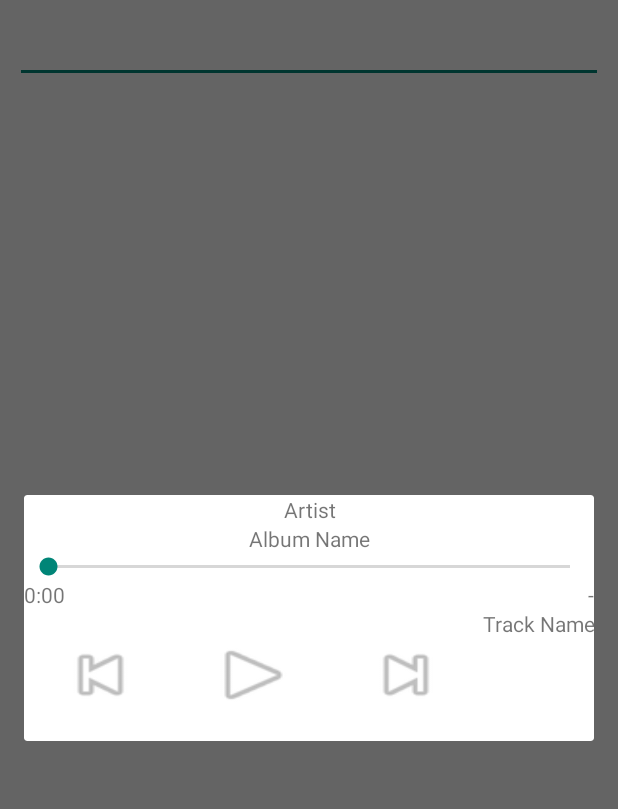
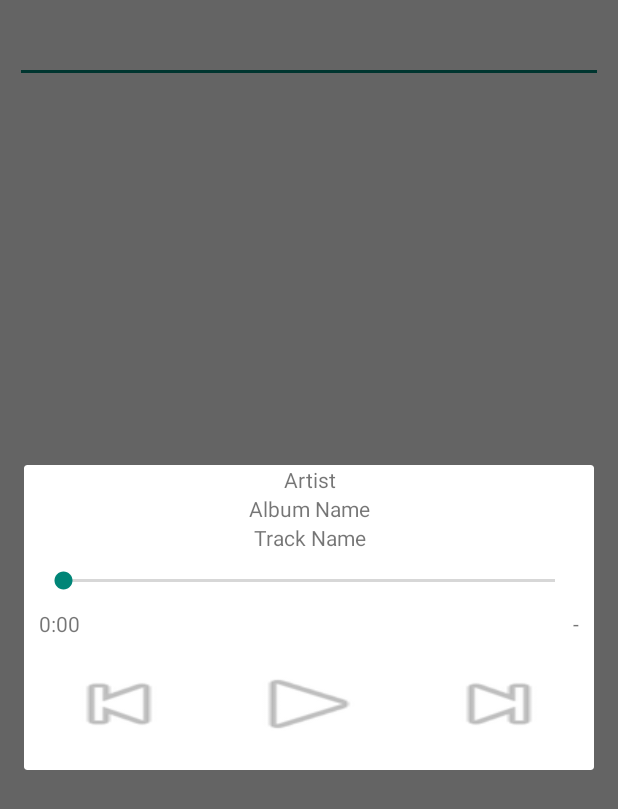
Before and after one commit to kenmacken/Project_2_Spotify_Streamer, an Android app: the fragment MediaPlayerFragment placed in its activity, on a phone screen of 412 x 824 dp. Shown: the top 809 px of the screen. Run offline under Robolectric (Android 15) with nearby library versions, the phone set to English and light mode, and no system bars; our stand-ins replace Picasso; 2 statements that could not run were skipped.

Commit message:
Added "next" and "previous" track controls

```diff
--- a/app/src/main/java/example/com/spotifystreamerv2/Fragments/ArtistTopTenFragment.java
+++ b/app/src/main/java/example/com/spotifystreamerv2/Fragments/ArtistTopTenFragment.java
@@ -31,7 +31,7 @@ public class ArtistTopTenFragment extends Fragment {
     private OnTrackSelectedListener trackListener;
 
     public interface OnTrackSelectedListener {
-        public void onTrackSelected(TrackInfo track);
+        public void onTrackSelected(int trackSelected);
     }
 
     public static TopTenListAdapter getmTopTenListAdapter() {
@@ -74,7 +74,7 @@ public class ArtistTopTenFragment extends Fragment {
             public void onItemClick(AdapterView<?> adapterView, View view, int i, long l) {
                 TrackInfo track = getmTopTenListAdapter().getItem(i);
                 Log.d("artistInfoA", "track: " + track.trackName);
-                trackListener.onTrackSelected(track);
+                trackListener.onTrackSelected(i);
             }
         });
         return rootView;
--- a/app/src/main/java/example/com/spotifystreamerv2/MainActivity.java
+++ b/app/src/main/java/example/com/spotifystreamerv2/MainActivity.java
@@ -3,7 +3,10 @@ package example.com.spotifystreamerv2;
 import android.content.Intent;
 import android.os.Bundle;
 import android.support.v4.app.DialogFragment;
+import android.support.v4.app.Fragment;
 import android.support.v4.app.FragmentActivity;
+import android.support.v4.app.FragmentManager;
+import android.support.v4.app.FragmentTransaction;
 import android.text.Editable;
 import android.text.TextWatcher;
 import android.util.Log;
@@ -11,6 +14,8 @@ import android.view.Menu;
 import android.view.MenuItem;
 import android.widget.EditText;
 
+import example.com.spotifystreamerv2.Adapters.ArtistListAdapter;
+import example.com.spotifystreamerv2.Adapters.TopTenListAdapter;
 import example.com.spotifystreamerv2.Fragments.ArtistFragment;
 import example.com.spotifystreamerv2.Fragments.ArtistTopTenFragment;
 import example.com.spotifystreamerv2.Fragments.MediaPlayerFragment;
@@ -18,11 +23,12 @@ import example.com.spotifystreamerv2.Models.ArtistInfo;
 import example.com.spotifystreamerv2.Models.TrackInfo;
 import example.com.spotifystreamerv2.SpotifyAPI.SpotifyArtistQuery;
 
-public class MainActivity extends FragmentActivity implements ArtistFragment.OnArtistSelectedListener, ArtistTopTenFragment.OnTrackSelectedListener {
+public class MainActivity extends FragmentActivity implements ArtistFragment.OnArtistSelectedListener, ArtistTopTenFragment.OnTrackSelectedListener, MediaPlayerFragment.OnChangeTrackListener {
     private static final String TOPTENFRAGMENT_TAG = "TTFTAG";
     private final String TAG = "MainActivity";
     private EditText artistSearch;
     private boolean isTwoPane = false;
+    private String artistName;
 
     @Override
     protected void onCreate(Bundle savedInstanceState) {
@@ -86,6 +92,7 @@ public class MainActivity extends FragmentActivity implements ArtistFragment.OnA
     @Override
     public void onArtistSelected(ArtistInfo artist) {
         if (isTwoPane) {
+            artistName = artist.artistName;
             Bundle args = new Bundle();
             args.putSerializable("artist", artist);
             ArtistTopTenFragment fragment = new ArtistTopTenFragment();
@@ -101,13 +108,16 @@ public class MainActivity extends FragmentActivity implements ArtistFragment.OnA
     }
 
     @Override
-    public void onTrackSelected(TrackInfo track) {
+    public void onTrackSelected(int trackNumber) {
+        TrackInfo track = ArtistTopTenFragment.getmTopTenListAdapter().getItem(trackNumber);
         Log.d(TAG, "track selected");
         if (isTwoPane) {
             Bundle args = new Bundle();
             args.putSerializable("track", track);
             args.putBoolean("large", true);
+            args.putString("artist", artistName);
             MediaPlayerFragment fragment = MediaPlayerFragment.newInstance();
+
             fragment.setArguments(args);
             fragment.show(getSupportFragmentManager(), "tablet");
         }
--- a/app/src/main/java/example/com/spotifystreamerv2/Models/TrackInfo.java
+++ b/app/src/main/java/example/com/spotifystreamerv2/Models/TrackInfo.java
@@ -12,12 +12,14 @@ public class TrackInfo implements Serializable {
     public String albumName;
     public String albumImgUrl;
     public String previewUrl;
+    public int trackNumber;
 
-    public TrackInfo(String trackName, String trackId, String albumName, String albumImgUrl, String previewUrl) {
+    public TrackInfo(String trackName, String trackId, String albumName, String albumImgUrl, String previewUrl, int trackNumber) {
         this.trackName = trackName;
         this.trackId = trackId;
         this.albumName = albumName;
         this.albumImgUrl = albumImgUrl;
         this.previewUrl = previewUrl;
+        this.trackNumber = trackNumber;
     }
 }
--- a/app/src/main/java/example/com/spotifystreamerv2/SpotifyAPI/SpotifyArtistTopTen.java
+++ b/app/src/main/java/example/com/spotifystreamerv2/SpotifyAPI/SpotifyArtistTopTen.java
@@ -6,8 +6,10 @@ import java.util.HashMap;
 import java.util.List;
 import java.util.Map;
 
+import example.com.spotifystreamerv2.Adapters.ArtistListAdapter;
 import example.com.spotifystreamerv2.Adapters.TopTenListAdapter;
 import example.com.spotifystreamerv2.Fragments.ArtistTopTenFragment;
+import example.com.spotifystreamerv2.Models.ArtistInfo;
 import example.com.spotifystreamerv2.Models.TrackInfo;
 import kaaes.spotify.webapi.android.SpotifyApi;
 import kaaes.spotify.webapi.android.SpotifyService;
@@ -39,8 +41,10 @@ public class SpotifyArtistTopTen extends AsyncTask<String, Void, Tracks> {
         String trackId;
         String albumImgUrl;
         String previewUrl;
+        int trackNumber;
         for(int i = 0; i < topTenTracks.tracks.size(); i++) {
             Track currentTrack = topTenTracks.tracks.get(i);
+            trackNumber = i;
             trackName = currentTrack.name;
             trackId = currentTrack.id;
             albumName = currentTrack.album.name;
@@ -50,7 +54,7 @@ public class SpotifyArtistTopTen extends AsyncTask<String, Void, Tracks> {
             } else {
                 albumImgUrl = currentTrack.album.images.get(0).url;
             }
-            ArtistTopTenFragment.getmTopTenListAdapter().add(new TrackInfo(trackName, trackId, albumName, albumImgUrl, previewUrl));
+            ArtistTopTenFragment.getmTopTenListAdapter().add(new TrackInfo(trackName, trackId, albumName, albumImgUrl, previewUrl, trackNumber));
         }
         //super.onPostExecute(tracks);
     }
--- a/app/src/main/java/example/com/spotifystreamerv2/TopTenActivity.java
+++ b/app/src/main/java/example/com/spotifystreamerv2/TopTenActivity.java
@@ -14,6 +14,7 @@ import example.com.spotifystreamerv2.Models.TrackInfo;
  */
 public class TopTenActivity extends FragmentActivity implements ArtistTopTenFragment.OnTrackSelectedListener {
     private final String TAG = "TopTenActivity";
+    private String artistName;
 
     @Override
     protected void onCreate(Bundle savedInstanceState) {
@@ -21,6 +22,7 @@ public class TopTenActivity extends FragmentActivity implements ArtistTopTenFrag
         setContentView(R.layout.activity_top_ten);
         //
         ArtistInfo artist = (ArtistInfo) getIntent().getSerializableExtra("artist");
+        artistName = artist.artistName;
         //
         if(savedInstanceState == null) {
             Bundle arguments = new Bundle();
@@ -34,10 +36,12 @@ public class TopTenActivity extends FragmentActivity implements ArtistTopTenFrag
     }
 
     @Override
-    public void onTrackSelected(TrackInfo track) {
+    public void onTrackSelected(int trackNumber) {
+        TrackInfo track = ArtistTopTenFragment.getmTopTenListAdapter().getItem(trackNumber);
         Log.d(TAG, "track selected: " + track.trackName);
         Intent intent = new Intent(this, MediaPlayerActivity.class);
         intent.putExtra("track", track);
+        intent.putExtra("artist", artistName);
         startActivity(intent);
     }
 }
--- a/app/src/main/res/layout/fragment_media_player.xml
+++ b/app/src/main/res/layout/fragment_media_player.xml
@@ -2,6 +2,7 @@
     xmlns:tools="http://schemas.android.com/tools"
     android:layout_width="match_parent"
     android:layout_height="wrap_content"
+    android:id="@+id/mediaPlayer_fragment"
     tools:context=".MediaPlayerFragment">
 
     <LinearLayout
@@ -17,11 +18,6 @@
             android:layout_gravity="center_horizontal"
             android:gravity="center" />
 
-        <ImageView
-            android:layout_width="fill_parent"
-            android:layout_height="wrap_content"
-            android:id="@+id/imageView_album" />
-
         <TextView
             android:layout_width="fill_parent"
             android:layout_height="wrap_content"
@@ -30,17 +26,33 @@
             android:layout_gravity="center_horizontal"
             android:gravity="center" />
 
+        <ImageView
+            android:layout_width="fill_parent"
+            android:layout_height="wrap_content"
+            android:id="@+id/imageView_album" />
+
+        <TextView
+            android:layout_width="match_parent"
+            android:layout_height="wrap_content"
+            android:text="Track Name"
+            android:id="@+id/textView_trackName"
+            android:layout_gravity="center_horizontal"
+            android:gravity="center" />
+
         <SeekBar
             android:layout_width="fill_parent"
             android:layout_height="wrap_content"
             android:id="@+id/seekBar_track"
             android:indeterminate="false"
-            android:max="30" />
+            android:max="30"
+            android:layout_margin="10dp" />
 
         <LinearLayout
             android:orientation="horizontal"
             android:layout_width="match_parent"
-            android:layout_height="wrap_content">
+            android:layout_height="wrap_content"
+            android:layout_marginLeft="10dp"
+            android:layout_marginRight="10dp">
 
             <TextView
                 android:layout_width="match_parent"
@@ -89,13 +101,6 @@
                 android:layout_margin="20dp"
                 android:background="@android:drawable/ic_media_next" />
 
-            <TextView
-                android:layout_width="match_parent"
-                android:layout_height="wrap_content"
-                android:text="Track Name"
-                android:id="@+id/textView_trackName"
-                android:layout_gravity="center_horizontal"
-                android:gravity="center" />
         </LinearLayout>
 
     </LinearLayout>
--- a/app/src/main/res/layout/list_item_artist.xml
+++ b/app/src/main/res/layout/list_item_artist.xml
@@ -15,7 +15,8 @@
             android:layout_width="50dp"
             android:layout_height="50dp"
             android:background="@android:color/white"
-            android:minHeight="?android:attr/listPreferredItemHeight" />
+            android:minHeight="?android:attr/listPreferredItemHeight"
+            android:layout_marginRight="10dp" />
 
         <TextView
             android:id="@+id/list_item_artist_textview"
--- a/app/src/main/res/layout/list_item_artist_top_ten.xml
+++ b/app/src/main/res/layout/list_item_artist_top_ten.xml
@@ -15,7 +15,8 @@
             android:layout_width="50dp"
             android:layout_height="50dp"
             android:background="@android:color/white"
-            android:minHeight="?android:attr/listPreferredItemHeight" />
+            android:minHeight="?android:attr/listPreferredItemHeight"
+            android:layout_marginRight="10dp" />
 
         <LinearLayout
             android:orientation="vertical"
```
Also changed, not shown: app/src/main/java/example/com/spotifystreamerv2/Fragments/MediaPlayerFragment.java (+101 -11 lines), app/src/main/java/example/com/spotifystreamerv2/MediaPlayerActivity.java (+17 -1 lines).
